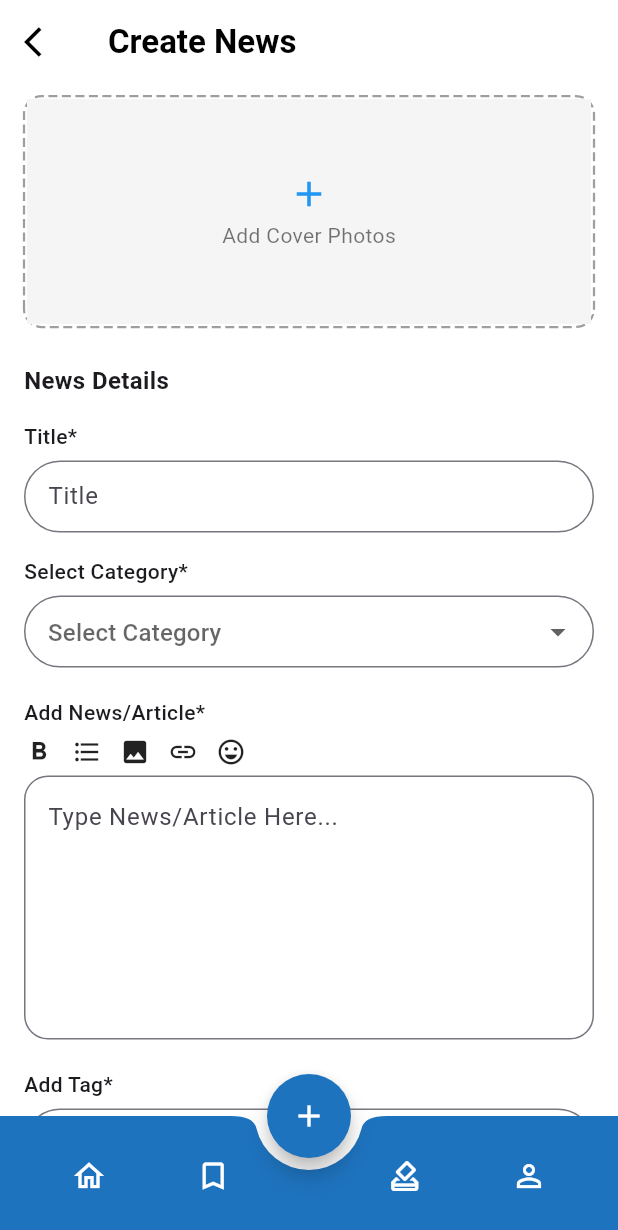
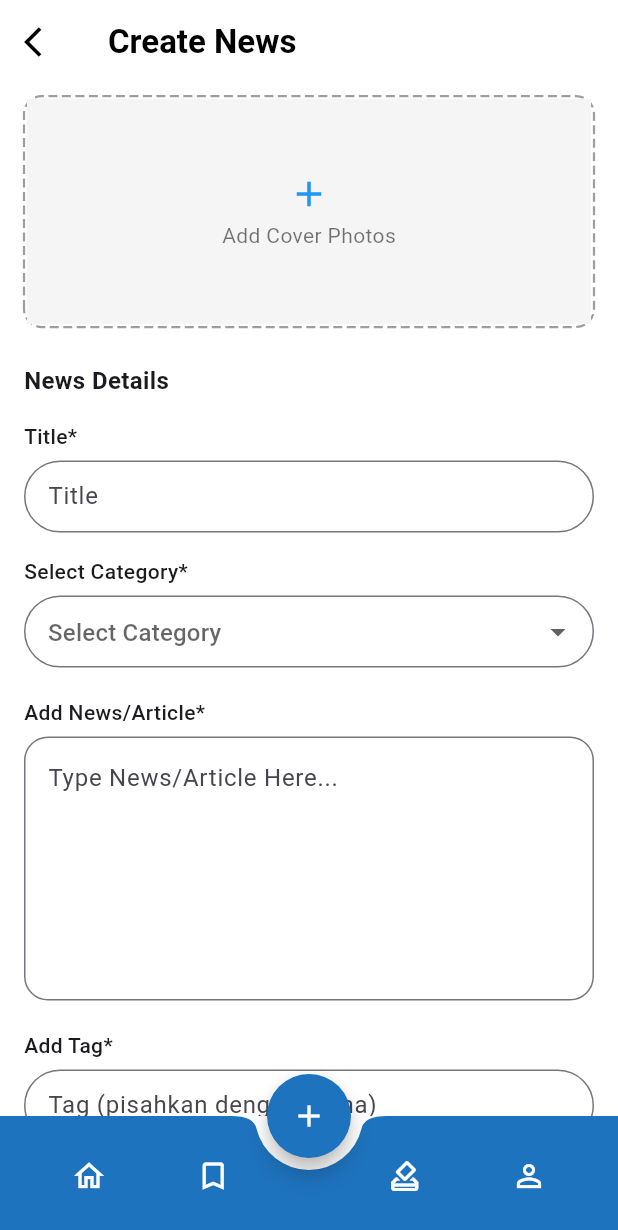
Before and after one commit to Rayhan479/berita12, a Flutter app: the CreateNewsPage screen opened by its route, on a phone screen of 412 x 824 dp. Shown: the top 1230 px of the screen. Run offline on Flutter 3.47's test engine with Material 3 defaults, Android fonts, the phone set to English and light mode, and no system bars; drawn by our look-alikes of dotted_border; our stand-ins replace carousel_slider, flutter_secure_storage, image_picker, shared_preferences; accounts and stored records are empty.

Commit message:
update commit

```diff
--- a/lib/views/add_news_page.dart
+++ b/lib/views/add_news_page.dart
@@ -1,5 +1,4 @@
 import 'dart:io';
-
 import 'package:dotted_border/dotted_border.dart';
 import 'package:flutter/material.dart';
 import 'package:flutter_secure_storage/flutter_secure_storage.dart';
@@ -39,7 +38,6 @@ class _CreateNewsPageState extends State<CreateNewsPage> {
     }
   }
 
-
   void _submitArticle() async {
     setState(() => _isLoading = true);
 
@@ -48,20 +46,25 @@ class _CreateNewsPageState extends State<CreateNewsPage> {
     final String content = contentController.text;
     final String tagsText = tagController.text;
 
-  if (title.isEmpty || category == null || content.isEmpty || tagsText.isEmpty) {
+    if (title.isEmpty ||
+        category == null ||
+        content.isEmpty ||
+        tagsText.isEmpty) {
       ScaffoldMessenger.of(context).showSnackBar(
-      const SnackBar(content: Text('Silakan lengkapi semua data, termasuk gambar cover.')),
+        const SnackBar(
+          content: Text('Silakan lengkapi semua data, termasuk gambar cover.'),
+        ),
       );
       setState(() => _isLoading = false);
       return;
     }
 
-  // Sementara imageUrl hanya menggunakan path lokal (nanti bisa diganti ke Firebase atau server upload)
     final article = Article(
       title: title,
       category: category,
       readTime: '20 Jun 2025',
-    imageUrl: 'https://image.idntimes.com/post/20191216/2-9d35e61e811b05aec40f694b1c1cc187.jpg?tr=w-1920,f-webp,q-75&width=1920&format=webp&quality=75', // gunakan path gambar lokal
+      imageUrl:
+          'https://image.idntimes.com/post/20191216/2-9d35e61e811b05aec40f694b1c1cc187.jpg',
       tags: tagsText.split(',').map((e) => e.trim()).toList(),
       content: content,
     );
@@ -70,14 +73,26 @@ class _CreateNewsPageState extends State<CreateNewsPage> {
 
     setState(() => _isLoading = false);
 
+    if (success) {
       ScaffoldMessenger.of(context).showSnackBar(
-    SnackBar(
-      content: Text(success ? 'Artikel berhasil dipublikasikan!' : 'Gagal membuat artikel.'),
-      backgroundColor: success ? Colors.green : Colors.red,
+        const SnackBar(
+          content: Text('Artikel berhasil dipublikasikan!'),
+          backgroundColor: Colors.green,
+        ),
+      );
+
+      Future.delayed(const Duration(milliseconds: 500), () {
+        Navigator.pushReplacementNamed(context, '/mynews');
+      });
+    } else {
+      ScaffoldMessenger.of(context).showSnackBar(
+        const SnackBar(
+          content: Text('Gagal membuat artikel.'),
+          backgroundColor: Colors.red,
         ),
       );
     }
-
+  }
 
   @override
   Widget build(BuildContext context) {
@@ -114,21 +129,26 @@ class _CreateNewsPageState extends State<CreateNewsPage> {
                   height: 150,
                   decoration: BoxDecoration(
                     color: Colors.grey[100],
-                    image: _coverImage != null
+                    image:
+                        _coverImage != null
                             ? DecorationImage(
                               image: FileImage(_coverImage!),
                               fit: BoxFit.cover,
                             )
                             : null,
                   ),
-                  child: _coverImage == null
+                  child:
+                      _coverImage == null
                           ? const Center(
                             child: Column(
                               mainAxisAlignment: MainAxisAlignment.center,
                               children: [
                                 Icon(Icons.add, size: 28, color: Colors.blue),
                                 SizedBox(height: 4),
-                              Text("Add Cover Photos", style: TextStyle(color: Colors.black54)),
+                                Text(
+                                  "Add Cover Photos",
+                                  style: TextStyle(color: Colors.black54),
+                                ),
                               ],
                             ),
                           )
@@ -136,9 +156,11 @@ class _CreateNewsPageState extends State<CreateNewsPage> {
                 ),
               ),
             ),
-
             const SizedBox(height: 24),
-            const Text("News Details", style: TextStyle(fontWeight: FontWeight.bold, fontSize: 16)),
+            const Text(
+              "News Details",
+              style: TextStyle(fontWeight: FontWeight.bold, fontSize: 16),
+            ),
             const SizedBox(height: 16),
             const Text("Title*", style: TextStyle(fontWeight: FontWeight.w500)),
             const SizedBox(height: 6),
@@ -147,39 +169,36 @@ class _CreateNewsPageState extends State<CreateNewsPage> {
               decoration: InputDecoration(
                 hintText: "Title",
                 contentPadding: const EdgeInsets.symmetric(horizontal: 12),
-                border: OutlineInputBorder(borderRadius: BorderRadius.circular(30)),
+                border: OutlineInputBorder(
+                  borderRadius: BorderRadius.circular(30),
+                ),
               ),
             ),
             const SizedBox(height: 16),
-            const Text("Select Category*", style: TextStyle(fontWeight: FontWeight.w500)),
+            const Text(
+              "Select Category*",
+              style: TextStyle(fontWeight: FontWeight.w500),
+            ),
             const SizedBox(height: 6),
             DropdownButtonFormField<String>(
               decoration: InputDecoration(
                 contentPadding: const EdgeInsets.symmetric(horizontal: 12),
                 hintText: "Select Category",
-                border: OutlineInputBorder(borderRadius: BorderRadius.circular(30)),
+                border: OutlineInputBorder(
+                  borderRadius: BorderRadius.circular(30),
+                ),
               ),
               value: selectedCategory,
-              items: categories.map((cat) {
+              items:
+                  categories.map((cat) {
                     return DropdownMenuItem(value: cat, child: Text(cat));
                   }).toList(),
               onChanged: (val) => setState(() => selectedCategory = val),
             ),
             const SizedBox(height: 20),
-            const Text("Add News/Article*", style: TextStyle(fontWeight: FontWeight.w500)),
-            const SizedBox(height: 6),
-            Row(
-              children: const [
-                Icon(Icons.format_bold, size: 20),
-                SizedBox(width: 12),
-                Icon(Icons.format_list_bulleted, size: 20),
-                SizedBox(width: 12),
-                Icon(Icons.image, size: 20),
-                SizedBox(width: 12),
-                Icon(Icons.link, size: 20),
-                SizedBox(width: 12),
-                Icon(Icons.emoji_emotions_outlined, size: 20),
-              ],
+            const Text(
+              "Add News/Article*",
+              style: TextStyle(fontWeight: FontWeight.w500),
             ),
             const SizedBox(height: 6),
             TextField(
@@ -187,18 +206,25 @@ class _CreateNewsPageState extends State<CreateNewsPage> {
               maxLines: 6,
               decoration: InputDecoration(
                 hintText: "Type News/Article Here...",
-                border: OutlineInputBorder(borderRadius: BorderRadius.circular(16)),
+                border: OutlineInputBorder(
+                  borderRadius: BorderRadius.circular(16),
+                ),
               ),
             ),
             const SizedBox(height: 20),
-            const Text("Add Tag*", style: TextStyle(fontWeight: FontWeight.w500)),
+            const Text(
+              "Add Tag*",
+              style: TextStyle(fontWeight: FontWeight.w500),
+            ),
             const SizedBox(height: 6),
             TextField(
               controller: tagController,
               decoration: InputDecoration(
                 hintText: "Tag (pisahkan dengan koma)",
                 contentPadding: const EdgeInsets.symmetric(horizontal: 12),
-                border: OutlineInputBorder(borderRadius: BorderRadius.circular(30)),
+                border: OutlineInputBorder(
+                  borderRadius: BorderRadius.circular(30),
+                ),
               ),
             ),
             const SizedBox(height: 20),
@@ -208,12 +234,28 @@ class _CreateNewsPageState extends State<CreateNewsPage> {
                 onPressed: _isLoading ? null : _submitArticle,
                 style: ElevatedButton.styleFrom(
                   backgroundColor: const Color(0xFF1E73BE),
-                  shape: RoundedRectangleBorder(borderRadius: BorderRadius.circular(30)),
-                  padding: const EdgeInsets.symmetric(horizontal: 20, vertical: 12),
+                  shape: RoundedRectangleBorder(
+                    borderRadius: BorderRadius.circular(30),
                   ),
-                child: _isLoading
-                    ? const SizedBox(height: 18, width: 18, child: CircularProgressIndicator(color: Colors.white, strokeWidth: 2))
-                    : const Text("Publish Now", style: TextStyle(color: Colors.white)),
+                  padding: const EdgeInsets.symmetric(
+                    horizontal: 20,
+                    vertical: 12,
+                  ),
+                ),
+                child:
+                    _isLoading
+                        ? const SizedBox(
+                          height: 18,
+                          width: 18,
+                          child: CircularProgressIndicator(
+                            color: Colors.white,
+                            strokeWidth: 2,
+                          ),
+                        )
+                        : const Text(
+                          "Publish Now",
+                          style: TextStyle(color: Colors.white),
+                        ),
               ),
             ),
             const SizedBox(height: 70),
@@ -242,7 +284,10 @@ class _CreateNewsPageState extends State<CreateNewsPage> {
                 const SizedBox(width: 10),
                 IconButton(
                   onPressed: () => Navigator.pushNamed(context, '/mynews'),
-                  icon: const Icon(Icons.how_to_vote_outlined, color: Colors.white),
+                  icon: const Icon(
+                    Icons.how_to_vote_outlined,
+                    color: Colors.white,
+                  ),
                 ),
                 IconButton(
                   onPressed: () => Navigator.pushNamed(context, '/profile'),
```
Also changed, not shown: lib/model/article_model.dart (+14 -0 lines), lib/services/api_service.dart (+30 -43 lines), lib/views/my_news_page.dart (+64 -99 lines). Lines whose indentation alone changed are shown as unchanged.
